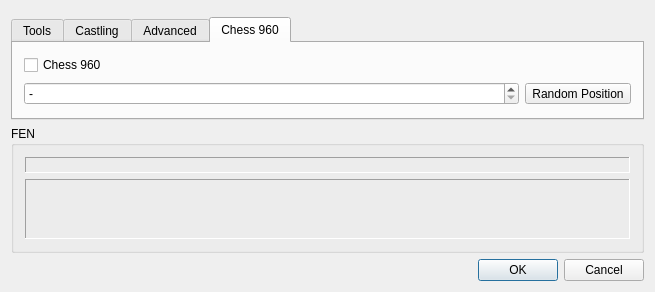
Qt form src/gui/boardsetup.ui (Isarhamster/chessx) before a commit.
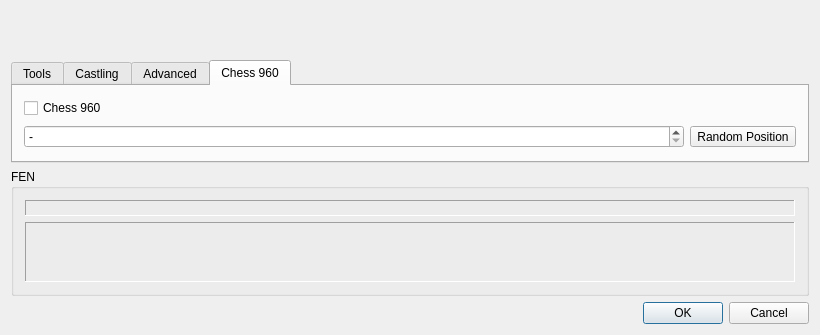
The same form after that commit. Icons and pictures are not drawn. Custom widgets are drawn as their Qt base class.

Commit message: New feature: Support Z0 null move tag

```diff
--- a/src/gui/boardsetup.ui
+++ b/src/gui/boardsetup.ui
@@ -2,6 +2,14 @@
 <ui version="4.0">
  <class>BoardSetupDialog</class>
  <widget class="QDialog" name="BoardSetupDialog">
+  <property name="geometry">
+   <rect>
+    <x>0</x>
+    <y>0</y>
+    <width>820</width>
+    <height>335</height>
+   </rect>
+  </property>
   <property name="sizePolicy">
    <sizepolicy hsizetype="Preferred" vsizetype="Preferred">
     <horstretch>0</horstretch>
@@ -17,8 +25,8 @@
   <property name="windowTitle">
    <string>Setup position</string>
   </property>
-  <layout class="QGridLayout" name="gridLayout_2">
-   <item row="0" column="0">
+  <layout class="QVBoxLayout" name="verticalLayout_3">
+   <item>
     <layout class="QHBoxLayout" name="horizontalLayout_3" stretch="4,1">
      <item>
       <widget class="BoardView" name="boardView" native="true">
@@ -51,7 +59,7 @@
      </item>
     </layout>
    </item>
-   <item row="1" column="0">
+   <item>
     <widget class="QTabWidget" name="tabWidget_2">
      <property name="sizePolicy">
       <sizepolicy hsizetype="Preferred" vsizetype="Preferred">
@@ -434,7 +442,7 @@
      </widget>
     </widget>
    </item>
-   <item row="2" column="0">
+   <item>
     <widget class="QGroupBox" name="groupBox_2">
      <property name="title">
       <string>FEN</string>
@@ -490,7 +498,7 @@
      </layout>
     </widget>
    </item>
-   <item row="3" column="0">
+   <item>
     <layout class="QHBoxLayout">
      <item>
       <widget class="QDialogButtonBox" name="buttonBox">
```
The commit also changes 2 other files.
